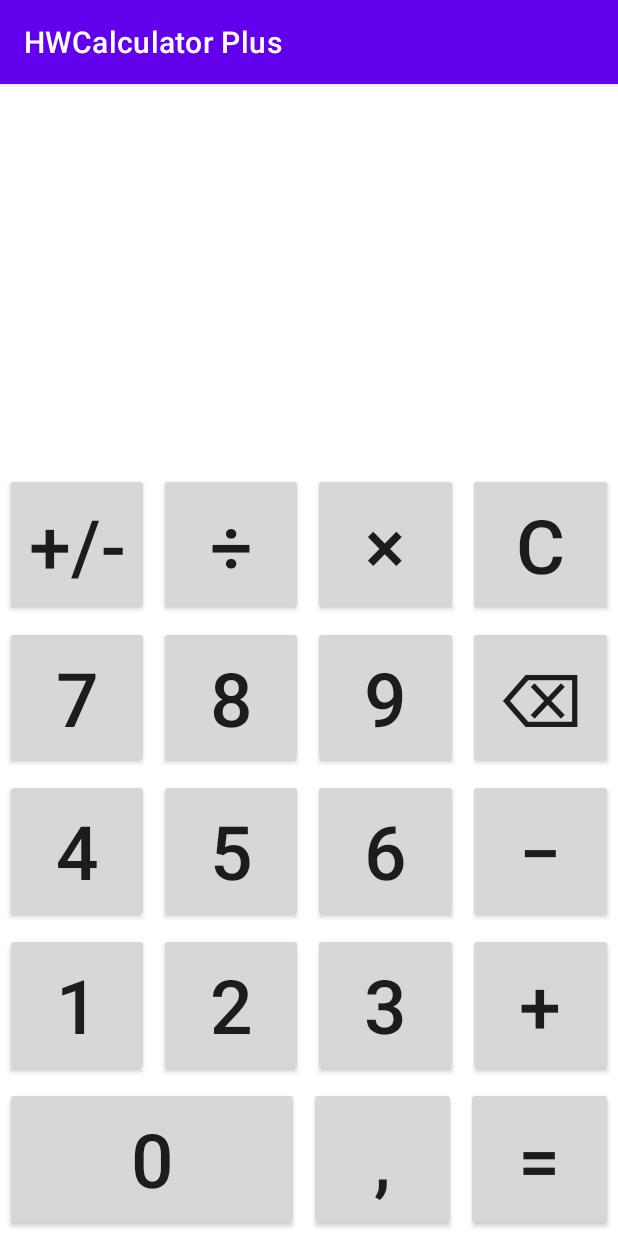
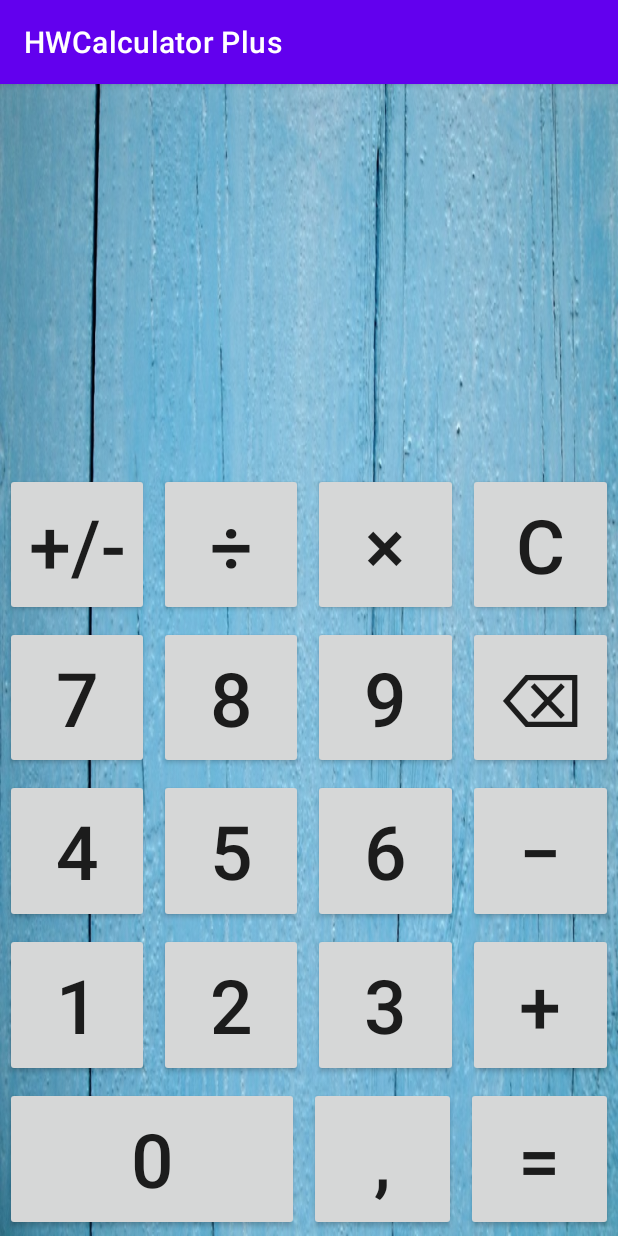
Before and after one commit to ArkHak/HWCalculator_Plus, an Android app: the screen it shows after launch (MainActivity), on a phone screen of 412 x 824 dp. Run offline under Robolectric (Android 15) with nearby library versions, the phone set to English and light mode, and no system bars.

Commit message:
ver 0.2 +добавлен фоновый рисунок

```diff
--- a/app/src/main/res/layout/activity_main.xml
+++ b/app/src/main/res/layout/activity_main.xml
@@ -1,17 +1,25 @@
 <?xml version="1.0" encoding="utf-8"?>
-<LinearLayout xmlns:android="http://schemas.android.com/apk/res/android"
+<FrameLayout xmlns:android="http://schemas.android.com/apk/res/android"
     xmlns:tools="http://schemas.android.com/tools"
+    android:layout_height="match_parent"
+     android:layout_width="match_parent">
+
+    <androidx.appcompat.widget.AppCompatImageView
+        android:layout_width="match_parent"
+        android:layout_height="match_parent"
+        android:background="@drawable/background_light"
+        android:scaleType="centerCrop" />
+
+    <LinearLayout
         android:layout_width="match_parent"
         android:layout_height="match_parent"
         android:orientation="vertical"
         tools:background="#FF0000">
 
-    <LinearLayout
+        <Space
             android:layout_width="match_parent"
             android:layout_height="0dp"
-        android:layout_weight="1"
-        android:orientation="vertical"
-        tools:background="#00FF00"></LinearLayout>
+            android:layout_weight="1" />
 
         <LinearLayout
             android:layout_width="match_parent"
@@ -246,7 +254,8 @@
                     android:textSize="@dimen/text_size_btn" />
             </LinearLayout>
 
+        </LinearLayout>
 
     </LinearLayout>
 
-</LinearLayout>
+</FrameLayout>
```
Also changed, not shown: app/src/main/res/drawable/background_light.jpg (added). Lines whose indentation alone changed are shown as unchanged.
